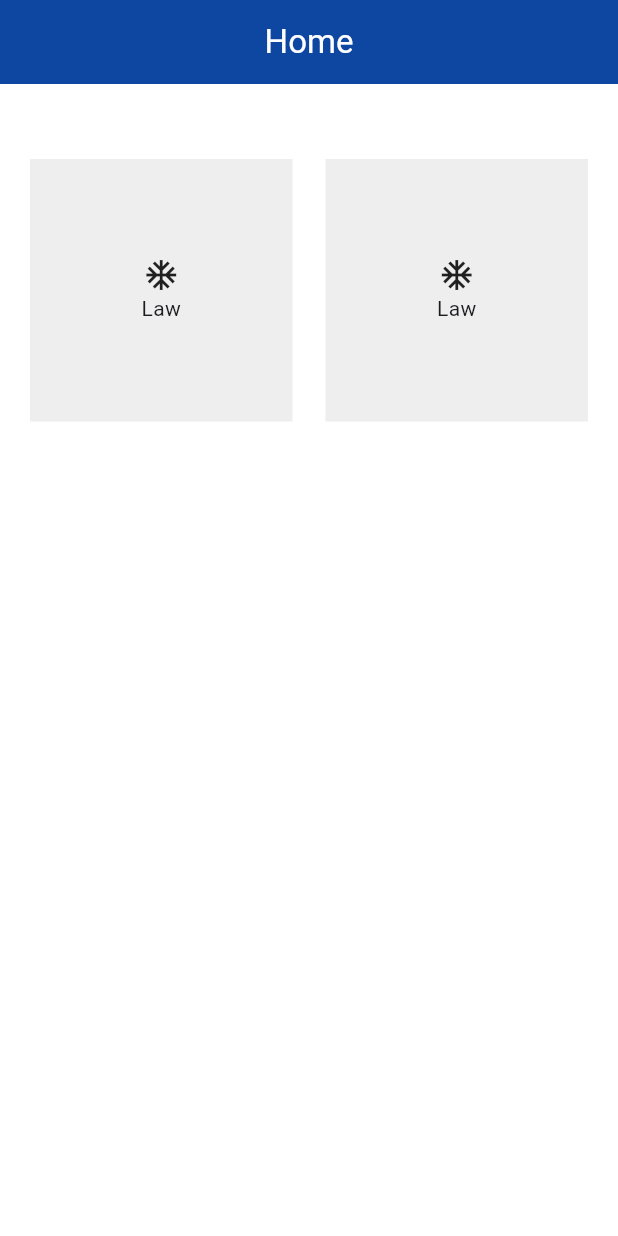
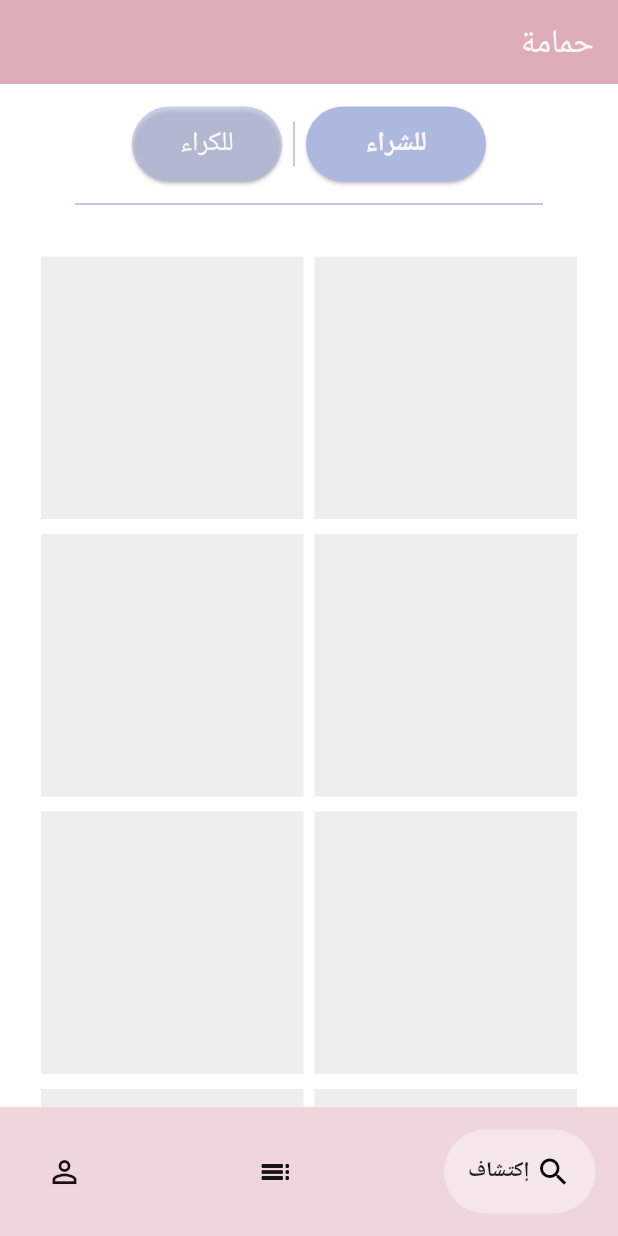
Before and after one commit to RBHDEV/hmama, a Flutter app: the screen it shows after launch, on a phone screen of 412 x 824 dp. Run offline on Flutter 3.47's test engine with Material 3 defaults, Android fonts, the light colour scheme and no system bars; drawn by our look-alikes of google_nav_bar.

Commit message:
SO I'm progressing

```diff
--- /dev/null
+++ b/lib/Cards/BuyCard.dart
@@ -0,0 +1,18 @@
+import 'package:flutter/material.dart';
+
+class buy extends StatefulWidget {
+  const buy({super.key});
+
+  @override
+  State<buy> createState() => _buyState();
+}
+
+class _buyState extends State<buy> {
+  @override
+  Widget build(BuildContext context) {
+    return Container(
+      constraints: BoxConstraints.expand(height: 175, width: 175),
+      color: Colors.grey.shade200,
+    );
+  }
+}
--- /dev/null
+++ b/lib/Cards/RentCard.dart
@@ -0,0 +1,18 @@
+import 'package:flutter/material.dart';
+
+class buy extends StatefulWidget {
+  const buy({super.key});
+
+  @override
+  State<buy> createState() => _buyState();
+}
+
+class _buyState extends State<buy> {
+  @override
+  Widget build(BuildContext context) {
+    return Container(
+      constraints: BoxConstraints.expand(height: 175, width: 175),
+      color: Colors.grey.shade200,
+    );
+  }
+}
--- a/lib/Home.dart
+++ b/lib/Home.dart
@@ -1,4 +1,9 @@
 import 'package:flutter/material.dart';
+import 'package:hmama/daColors.dart';
+import 'package:google_nav_bar/google_nav_bar.dart';
+import 'package:hmama/daPages/daHome.dart';
+import 'package:hmama/daPages/daList.dart';
+import 'package:hmama/daPages/daSettings.dart';
 
 class Home extends StatefulWidget {
   const Home({super.key});
@@ -8,56 +13,48 @@ class Home extends StatefulWidget {
 }
 
 class _HomeState extends State<Home> {
+  int tab = 0;
+  PageController Pagetab = PageController(initialPage: 0);
+
   @override
   Widget build(BuildContext context) {
     return Scaffold(
-      backgroundColor: Colors.white,
-      appBar: AppBar(
-        title: Text('Home'),
-        centerTitle: true,
-        foregroundColor: Colors.white,
-        backgroundColor: Colors.blue.shade900,
+      body: PageView(
+        controller: Pagetab,
+        scrollBehavior: MaterialScrollBehavior(),
+        children: [daHome(), daList(), daSettings()],
       ),
-      body: Column(
-        children: [
-          Padding(
-            padding: EdgeInsets.only(left: 20, right: 20, top: 50),
-            child: Row(
-              children: [
-                SizedBox(
-                  width: 175,
-                  height: 175,
-                  child: GestureDetector(
-                    onTap: () {
-                      print("YAAAAAAAAY");
-                    },
-                    child: Container(
-                      color: Colors.grey.shade200,
-                      child: Column(
-                        crossAxisAlignment: CrossAxisAlignment.center,
-                        mainAxisAlignment: MainAxisAlignment.center,
-                        children: [Icon(Icons.ac_unit), Text('Law')],
-                      ),
-                    ),
-                  ),
+      bottomNavigationBar: Container(
+        color: daBetween,
+        child: Padding(
+          padding: const EdgeInsets.symmetric(horizontal: 15, vertical: 15),
+          child: GNav(
+              padding: EdgeInsets.all(16),
+              tabBackgroundColor: daBright.withOpacity(0.5),
+              color: daDark,
+              backgroundColor: daBetween,
+              gap: 4,
+              onTabChange: (value) {
+                setState(() {
+                  tab = value;
+                  print('This is the page :  $value');
+                });
+              },
+              tabs: [
+                GButton(
+                  icon: Icons.search_outlined,
+                  text: 'إكتشاف',
                 ),
-                Spacer(),
-                SizedBox(
-                  width: 175,
-                  height: 175,
-                  child: Container(
-                    color: Colors.grey.shade200,
-                    child: Column(
-                      crossAxisAlignment: CrossAxisAlignment.center,
-                      mainAxisAlignment: MainAxisAlignment.center,
-                      children: [Icon(Icons.ac_unit), Text('Law')],
-                    ),
-                  ),
+                GButton(
+                  icon: Icons.list_outlined,
+                  text: 'تصنيفات',
                 ),
-              ],
-            ),
-          ),
-        ],
+                GButton(
+                  icon: Icons.person_outline,
+                  text: 'الحساب',
+                ),
+              ]),
+        ),
       ),
     );
   }
--- /dev/null
+++ b/lib/HomePages/BuyList.dart
@@ -0,0 +1,74 @@
+import 'package:flutter/material.dart';
+import 'package:hmama/Cards/BuyCard.dart';
+
+class BuyList extends StatefulWidget {
+  const BuyList({super.key});
+
+  @override
+  State<BuyList> createState() => _BuyListState();
+}
+
+class _BuyListState extends State<BuyList> {
+  @override
+  Widget build(BuildContext context) {
+    return SingleChildScrollView(
+      child: Padding(
+        padding: EdgeInsets.only(left: 20, right: 20, top: 20),
+        child: Column(
+          children: [
+            Row(
+              mainAxisAlignment: MainAxisAlignment.spaceEvenly,
+              children: [
+                buy(),
+                buy(),
+              ],
+            ),
+            SizedBox(
+              height: 10,
+            ),
+            Row(
+              mainAxisAlignment: MainAxisAlignment.spaceEvenly,
+              children: [
+                buy(),
+                buy(),
+              ],
+            ),
+            SizedBox(
+              height: 10,
+            ),
+            Row(
+              mainAxisAlignment: MainAxisAlignment.spaceEvenly,
+              children: [
+                buy(),
+                buy(),
+              ],
+            ),
+            SizedBox(
+              height: 10,
+            ),
+            Row(
+              mainAxisAlignment: MainAxisAlignment.spaceEvenly,
+              children: [
+                buy(),
+                buy(),
+              ],
+            ),
+            SizedBox(
+              height: 10,
+            ),
+            Row(
+              mainAxisAlignment: MainAxisAlignment.spaceEvenly,
+              children: [
+                buy(),
+                buy(),
+              ],
+            ),
+            SizedBox(
+              height: 100,
+            ),
+          ],
+        ),
+      ),
+    );
+  }
+}
--- /dev/null
+++ b/lib/daColors.dart
@@ -0,0 +1,11 @@
+import 'package:flutter/material.dart';
+
+Color dawhite = Colors.white;
+
+Color daPrimary = Color.fromARGB(255, 222, 173, 184);
+Color daSecond = Color.fromARGB(255, 50, 168, 82);
+Color daThird = Color.fromARGB(255, 173, 184, 222);
+
+Color daDark = Color.fromARGB(255, 22, 17, 18);
+Color daBright = Color.fromARGB(255, 251, 246, 247);
+Color daBetween = Color.fromARGB(255, 238, 214, 219);
--- /dev/null
+++ b/lib/daPages/daHome.dart
@@ -0,0 +1,123 @@
+import 'package:flutter/material.dart';
+import 'package:hmama/HomePages/BuyList.dart';
+import 'package:hmama/HomePages/RentList.dart';
+import 'package:hmama/daColors.dart';
+
+class daHome extends StatefulWidget {
+  const daHome({super.key});
+
+  @override
+  State<daHome> createState() => _HomeState();
+}
+
+class _HomeState extends State<daHome> {
+  int aPage = 0;
+  PageController _pageController = PageController(initialPage: 0);
+
+  @override
+  Widget build(BuildContext context) {
+    return Scaffold(
+      backgroundColor: Colors.white,
+      appBar: AppBar(
+        title: Text('حمامة'),
+        foregroundColor: daBright,
+        backgroundColor: daPrimary,
+      ),
+      body: Column(
+        mainAxisAlignment: MainAxisAlignment.start,
+        children: [
+          SizedBox(
+            height: 15,
+          ),
+          Row(
+            mainAxisAlignment: MainAxisAlignment.center,
+            children: [
+              AnimatedContainer(
+                duration: Duration(milliseconds: 150), // Animation duration
+                width: aPage == 0 ? 120 : 100, // Width changes based on state
+                height: 50,
+                curve: Curves.ease,
+                child: ElevatedButton(
+                  style: ElevatedButton.styleFrom(
+                      backgroundColor:
+                          (aPage == 0) ? daThird : daThird.withOpacity(0.6),
+                      foregroundColor: daBright,
+                      textStyle: TextStyle(
+                          fontSize: 18,
+                          fontWeight: (aPage == 0)
+                              ? FontWeight.bold
+                              : FontWeight.w400)),
+                  onPressed: () {
+                    setState(() {
+                      aPage = 0;
+                      _pageController.animateToPage(aPage,
+                          duration: Duration(milliseconds: 250),
+                          curve: Curves.ease);
+                    });
+                  },
+                  child: Text('للشراء'),
+                ),
+              ),
+              Container(
+                height: 50,
+                child: VerticalDivider(
+                  // Divider between buttons
+                  color: daThird,
+                  thickness: 1,
+                  indent: 10,
+                  endIndent: 10,
+                ),
+              ),
+              AnimatedContainer(
+                duration: Duration(milliseconds: 150), // Animation duration
+                width: aPage == 1 ? 120 : 100, // Width changes based on state
+                height: 50,
+                curve: Curves.ease,
+                child: ElevatedButton(
+                  style: ElevatedButton.styleFrom(
+                      backgroundColor:
+                          (aPage == 1) ? daThird : daThird.withOpacity(0.6),
+                      foregroundColor: daBright,
+                      textStyle: TextStyle(
+                          fontSize: 18,
+                          fontWeight: (aPage == 1)
+                              ? FontWeight.bold
+                              : FontWeight.w400)),
+                  onPressed: () {
+                    setState(() {
+                      aPage = 1;
+                      _pageController.animateToPage(aPage,
+                          duration: Duration(milliseconds: 250),
+                          curve: Curves.ease);
+                    });
+                  },
+                  child: Text('للكراء'),
+                ),
+              ),
+            ],
+          ),
+          Container(
+            height: 30,
+            child: Divider(
+              // Divider between buttons
+              color: daThird,
+              thickness: 1,
+              indent: 50,
+              endIndent: 50,
+            ),
+          ),
+          Expanded(
+              child: PageView(
+            controller: _pageController,
+            onPageChanged: (value) {
+              setState(() {
+                aPage = value;
+              });
+            },
+            children: [BuyList(), RentList()],
+          ))
+        ],
+      ),
+    );
+  }
+}
--- a/lib/main.dart
+++ b/lib/main.dart
@@ -1,5 +1,7 @@
 import 'package:flutter/material.dart';
 import 'package:hmama/Home.dart';
+import 'package:hmama/daPages/daHome.dart';
+import 'package:flutter_localizations/flutter_localizations.dart';
 
 void main() {
   runApp(const hmama());
@@ -12,7 +14,15 @@ class hmama extends StatelessWidget {
   Widget build(BuildContext context) {
     return MaterialApp(
       debugShowCheckedModeBanner: false,
-      title: 'Hmama',
+      title: 'حمامة',
+      localizationsDelegates: [
+        GlobalMaterialLocalizations.delegate,
+        GlobalWidgetsLocalizations.delegate,
+        GlobalCupertinoLocalizations.delegate,
+      ],
+      supportedLocales: [
+        Locale('ar'), // Arabic
+      ],
       initialRoute: '/',
       routes: {
         '/': (context) => Home(),
```
Also changed, not shown: lib/HomePages/RentList.dart (added, +74 -0 lines), lib/daPages/daList.dart (added, +18 -0 lines), lib/daPages/daSettings.dart (added, +18 -0 lines), pubspec.yaml (+11 -20 lines), fonts/Vazirmatn-VariableFont_wght.ttf (added), pubspec.lock, 2 other files.
